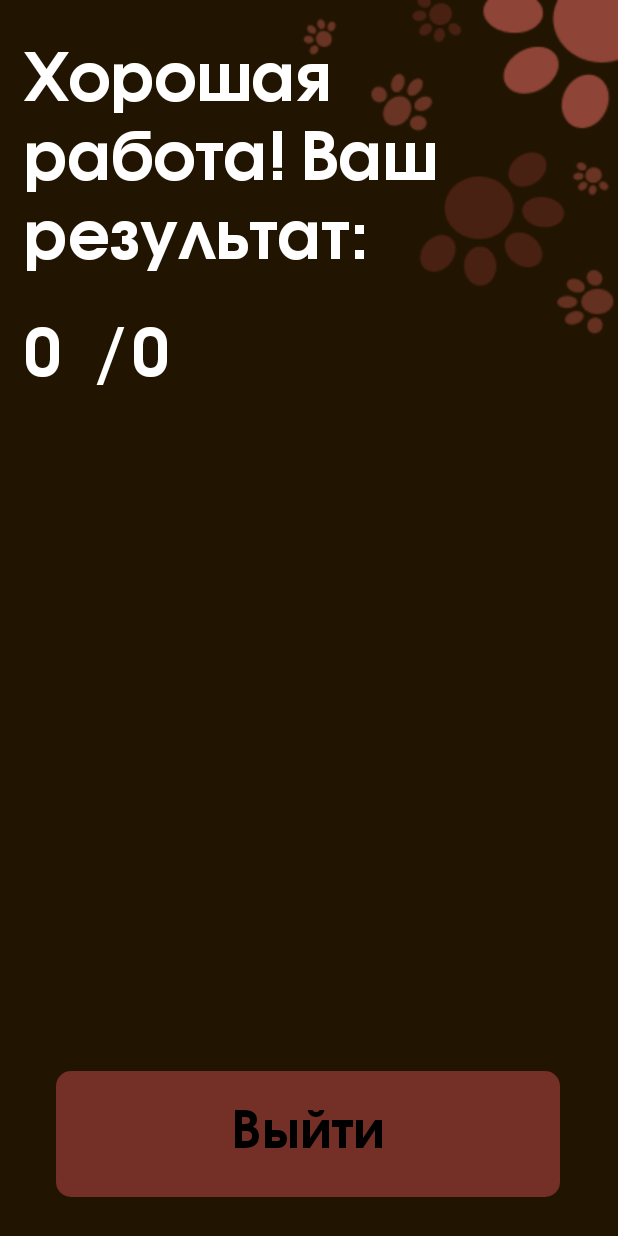
After one commit to PDorofeeva/MyProject2, an Android app: the MathTestResult screen opened through its navigation route, on a phone screen of 412 x 824 dp. The commit adds this screen. Run offline under Robolectric (Android 15) with nearby library versions, the phone set to English and light mode, and no system bars; our stand-ins replace data binding.

Commit message:
12.04.2023 добавлен тест на сложение и вывод результата

```diff
--- a/app/src/main/AndroidManifest.xml
+++ b/app/src/main/AndroidManifest.xml
@@ -14,6 +14,7 @@
         tools:targetApi="31">
         <activity
             android:name=".MainActivity"
+            android:screenOrientation="portrait"
             android:windowSoftInputMode="adjustPan"
             android:exported="true">
             <intent-filter>
--- /dev/null
+++ b/app/src/main/java/com/example/myproject/MathTestResult.java
@@ -0,0 +1,54 @@
+package com.example.myproject;
+
+import android.os.Bundle;
+
+import androidx.annotation.NonNull;
+import androidx.annotation.Nullable;
+import androidx.fragment.app.Fragment;
+import androidx.lifecycle.ViewModelProvider;
+import androidx.navigation.Navigation;
+
+import android.view.LayoutInflater;
+import android.view.View;
+import android.view.ViewGroup;
+
+import com.example.myproject.databinding.FragmentMathTestResultBinding;
+import com.example.myproject.databinding.FragmentScoreAnswerBinding;
+import com.example.myproject.model.OrderViewModel;
+
+public class MathTestResult extends Fragment {
+
+    private OrderViewModel orderViewModelPr;
+    public FragmentMathTestResultBinding fragmentMathTestResultBinding;
+
+    public MathTestResult() {
+        // Required empty public constructor
+    }
+
+
+    @Override
+    public void onCreate(Bundle savedInstanceState) {
+        super.onCreate(savedInstanceState);
+    }
+
+    @Override
+    public View onCreateView(LayoutInflater inflater, ViewGroup container,
+                             Bundle savedInstanceState) {
+        fragmentMathTestResultBinding = FragmentMathTestResultBinding.inflate(inflater, container, false);
+        orderViewModelPr = new ViewModelProvider(requireActivity()).get(OrderViewModel.class);
+        fragmentMathTestResultBinding.setViewModelPr(orderViewModelPr);
+        fragmentMathTestResultBinding.setLifecycleOwner(this);
+        // Inflate the layout for this fragment
+        return fragmentMathTestResultBinding.getRoot();
+    }
+
+    @Override
+    public void onViewCreated(@NonNull View view, @Nullable Bundle savedInstanceState) {
+        super.onViewCreated(view, savedInstanceState);
+        fragmentMathTestResultBinding.imageButton2.setOnClickListener(view1 -> goToBackScreen());
+    }
+
+    public void goToBackScreen() {
+        Navigation.findNavController(requireView()).navigate(R.id.action_mathTestResult_to_mainfragment);
+    }
+}
--- a/app/src/main/java/com/example/myproject/model/OrderViewModel.java
+++ b/app/src/main/java/com/example/myproject/model/OrderViewModel.java
@@ -8,7 +8,17 @@ public class OrderViewModel extends ViewModel {
     private MutableLiveData<Integer> _avgscore = new MutableLiveData<>(1);// для Model
     public LiveData<Integer> avgscore  = _avgscore; // для View
 
+
+    private MutableLiveData<Integer> _answer = new MutableLiveData<>(0);// для Model
+    public LiveData<Integer> answer  = _answer; // для View
+
+    private MutableLiveData<Integer> _count = new MutableLiveData<>(0);// для Model
+    public LiveData<Integer> count  = _count; // для View
+
     public void set_avgscore(int _score) {
         this._avgscore.setValue(_score);
     }
+    public void set_answer(int _answer){this._answer.setValue(_answer);}
+
+    public void set_count(int _count){this._count.setValue(_count);}
 }
--- /dev/null
+++ b/app/src/main/res/layout/fragment_math_test_result.xml
@@ -0,0 +1,101 @@
+<?xml version="1.0" encoding="utf-8"?>
+<layout xmlns:android="http://schemas.android.com/apk/res/android"
+    xmlns:app="http://schemas.android.com/apk/res-auto"
+    xmlns:tools="http://schemas.android.com/tools"
+    tools:context=".MathTestResult">
+
+    <data>
+        <variable
+            name="viewModelPr"
+            type="com.example.myproject.model.OrderViewModel" />
+    </data>
+    <FrameLayout
+    android:layout_width="match_parent"
+    android:layout_height="match_parent"
+    android:background="@drawable/mathres">
+
+
+    <androidx.constraintlayout.widget.ConstraintLayout
+        android:layout_width="match_parent"
+        android:layout_height="match_parent">
+
+        <TextView
+            android:id="@+id/textView23"
+            android:layout_width="283dp"
+            android:layout_height="183dp"
+            android:layout_marginStart="16dp"
+            android:layout_marginTop="24dp"
+            android:fontFamily="@font/secondfont"
+            android:text="Хорошая работа! Ваш результат:"
+            android:textColor="#FFFFFF"
+            android:textSize="44sp"
+            app:layout_constraintStart_toStartOf="parent"
+            app:layout_constraintTop_toTopOf="parent" />
+
+        <TextView
+            android:id="@+id/textView25"
+            android:layout_width="60dp"
+            android:layout_height="61dp"
+            android:fontFamily="@font/secondfont"
+            android:text="@{viewModelPr.answer.toString()}"
+            android:textAlignment="textStart"
+            android:textColor="#FFFFFF"
+            android:textSize="44sp"
+            app:layout_constraintStart_toStartOf="@+id/textView23"
+            app:layout_constraintTop_toBottomOf="@+id/textView23" />
+
+        <ImageButton
+            android:id="@+id/imageButton2"
+            android:layout_width="wrap_content"
+            android:layout_height="wrap_content"
+            android:layout_marginBottom="16dp"
+            android:backgroundTint="#00FFFFFF"
+            android:src="@drawable/rectangle_7"
+            app:layout_constraintBottom_toBottomOf="parent"
+            app:layout_constraintEnd_toEndOf="parent"
+            app:layout_constraintHorizontal_bias="0.49"
+            app:layout_constraintStart_toStartOf="parent" />
+
+        <TextView
+            android:id="@+id/textView42"
+            android:layout_width="78dp"
+            android:layout_height="61dp"
+            android:layout_marginStart="72dp"
+            android:fontFamily="@font/secondfont"
+            android:text="@{viewModelPr.count.toString()}"
+            android:textAlignment="textStart"
+            android:textColor="#FFFFFF"
+            android:textSize="44sp"
+            app:layout_constraintStart_toStartOf="@+id/textView25"
+            app:layout_constraintTop_toBottomOf="@+id/textView23" />
+
+        <TextView
+            android:id="@+id/textView45"
+            android:layout_width="28dp"
+            android:layout_height="61dp"
+            android:layout_marginStart="48dp"
+            android:fontFamily="@font/secondfont"
+            android:text="/"
+            android:textAlignment="textStart"
+            android:textColor="#FFFFFF"
+            android:textSize="44sp"
+            app:layout_constraintStart_toStartOf="@+id/textView25"
+            app:layout_constraintTop_toBottomOf="@+id/textView23" />
+
+        <TextView
+            android:id="@+id/textView43"
+            android:layout_width="wrap_content"
+            android:layout_height="wrap_content"
+            android:layout_marginTop="28dp"
+            android:fontFamily="@font/secondfont"
+            android:text="Выйти"
+            android:textColor="#000000"
+            android:textSize="34sp"
+            app:layout_constraintEnd_toEndOf="@+id/imageButton2"
+            app:layout_constraintHorizontal_bias="0.501"
+            app:layout_constraintStart_toStartOf="@+id/imageButton2"
+            app:layout_constraintTop_toTopOf="@+id/imageButton2" />
+
+    </androidx.constraintlayout.widget.ConstraintLayout>
+</FrameLayout>
+</layout>
--- a/app/src/main/res/navigation/nav_graph.xml
+++ b/app/src/main/res/navigation/nav_graph.xml
@@ -35,7 +35,14 @@
         android:id="@+id/newfragment"
         android:name="com.example.myproject.Practice"
         android:label="fragment_newfragment"
-        tools:layout="@layout/fragment_practice" />
+        tools:layout="@layout/fragment_practice1" >
+        <action
+            android:id="@+id/action_newfragment_to_mathTestResult"
+            app:destination="@id/mathTestResult" />
+        <action
+            android:id="@+id/action_newfragment_to_mainfragment"
+            app:destination="@id/mainfragment" />
+    </fragment>
     <fragment
         android:id="@+id/theoryandpractice"
         android:name="com.example.myproject.TheoryAndPractice"
@@ -65,6 +72,9 @@
         <action
             android:id="@+id/action_scoreAnswer_to_historyOfScore"
             app:destination="@id/historyOfScore" />
+        <action
+            android:id="@+id/action_scoreAnswer_to_mainfragment"
+            app:destination="@id/mainfragment" />
     </fragment>
     <fragment
         android:id="@+id/historyOfScore"
@@ -75,4 +85,13 @@
             android:id="@+id/action_historyOfScore_to_mainfragment"
             app:destination="@id/mainfragment" />
     </fragment>
+    <fragment
+        android:id="@+id/mathTestResult"
+        android:name="com.example.myproject.MathTestResult"
+        android:label="fragment_math_test_result"
+        tools:layout="@layout/fragment_math_test_result" >
+        <action
+            android:id="@+id/action_mathTestResult_to_mainfragment"
+            app:destination="@id/mainfragment" />
+    </fragment>
 </navigation>
```
Also changed, not shown: app/src/main/java/com/example/myproject/AverageScore.java (+7 -18 lines), app/src/main/java/com/example/myproject/Practice.java (+75 -36 lines), app/src/main/java/com/example/myproject/ScoreAnswer.java (+12 -3 lines), app/src/main/res/drawable/rectangle_23.xml (added, +9 -0 lines), app/src/main/res/layout/fragment_practice.xml (deleted, +0 -129 lines), app/src/main/res/layout/fragment_practice1.xml (added, +170 -0 lines), app/src/main/res/drawable/mathres.png (added).
